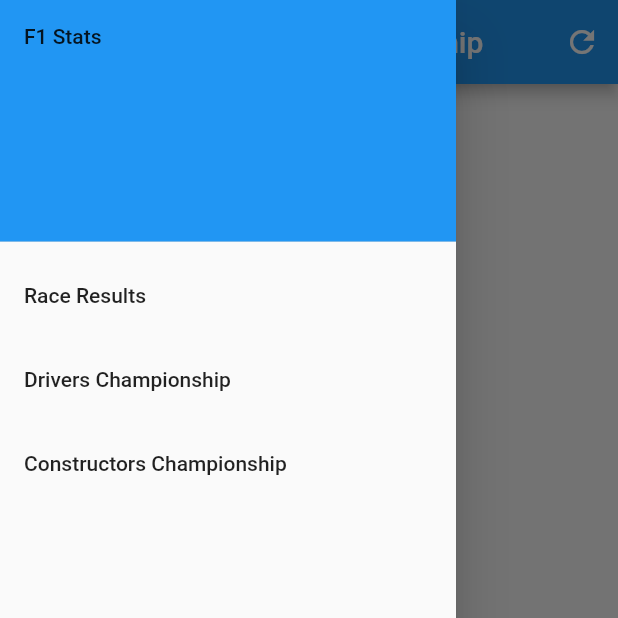
After one commit to devldm/f1-stats, a Flutter app: the MyConstructorsPage screen opened by its route, with the side drawer open, on a phone screen of 412 x 824 dp, the top half of it. The commit adds this screen. Run offline on Flutter 3.47's test engine with Material 2 defaults, Android fonts, the phone set to English and light mode, and no system bars; our stand-ins replace dio; missing offline and left inert: dio_http_cache.

Commit message:
extract nav drawer as widget and update file naming

```diff
--- a/lib/main.dart
+++ b/lib/main.dart
@@ -1,5 +1,5 @@
-import 'package:f1stats/screens/constructorsChamp.dart';
-import 'package:f1stats/screens/driversChamp.dart';
+import 'package:f1stats/screens/constructors_championship.dart';
+import 'package:f1stats/screens/drivers_championship.dart';
 import 'package:flutter/material.dart';
 import 'screens/home.dart';
 
@@ -21,10 +21,11 @@ class MyApp extends StatelessWidget {
       home: const MyHomePage(title: 'F1 Stats'),
       initialRoute: MyHomePage.id,
       routes: {
-        MyHomePage.id: (context) => MyHomePage(title: 'f1 home'),
-        MyDriversPage.id: (context) => MyDriversPage(title: 'f1 drivers'),
+        MyHomePage.id: (context) => const MyHomePage(title: 'Race Results'),
+        MyDriversPage.id: (context) =>
+            const MyDriversPage(title: 'Drivers Championship'),
         MyConstructorsPage.id: (context) =>
-            MyConstructorsPage(title: 'f1 constructors'),
+            const MyConstructorsPage(title: 'Constructors Championship'),
       },
     );
   }
--- /dev/null
+++ b/lib/widgets/nav_drawer.dart
@@ -0,0 +1,45 @@
+import 'package:flutter/material.dart';
+import '../screens/home.dart';
+import '../screens/constructors_championship.dart';
+import '../screens/drivers_championship.dart';
+
+class NavDrawer extends StatelessWidget {
+  const NavDrawer({
+    Key? key,
+  }) : super(key: key);
+
+  @override
+  Widget build(BuildContext context) {
+    return Drawer(
+      child: ListView(
+        padding: EdgeInsets.zero,
+        children: [
+          const DrawerHeader(
+            decoration: BoxDecoration(
+              color: Colors.blue,
+            ),
+            child: Text('F1 Stats'),
+          ),
+          ListTile(
+            title: const Text('Race Results'),
+            onTap: () {
+              Navigator.pushNamed(context, MyHomePage.id);
+            },
+          ),
+          ListTile(
+            title: const Text('Drivers Championship'),
+            onTap: () {
+              Navigator.pushNamed(context, MyDriversPage.id);
+            },
+          ),
+          ListTile(
+            title: const Text('Constructors Championship'),
+            onTap: () {
+              Navigator.pushNamed(context, MyConstructorsPage.id);
+            },
+          ),
+        ],
+      ),
+    );
+  }
+}
```
Also changed, not shown: lib/screens/constructors_championship.dart (renamed from lib/screens/constructorsChamp.dart, +2 -44 lines), lib/screens/drivers_championship.dart (renamed from lib/screens/driversChamp.dart, +2 -44 lines), lib/screens/home.dart (+2 -44 lines).
